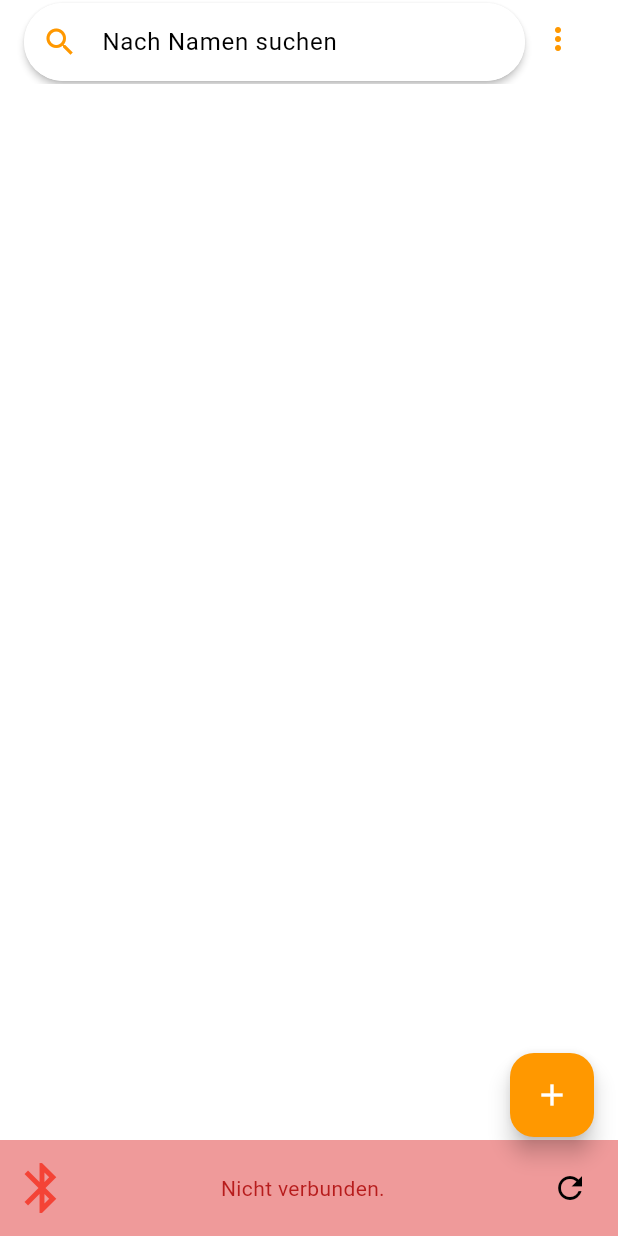
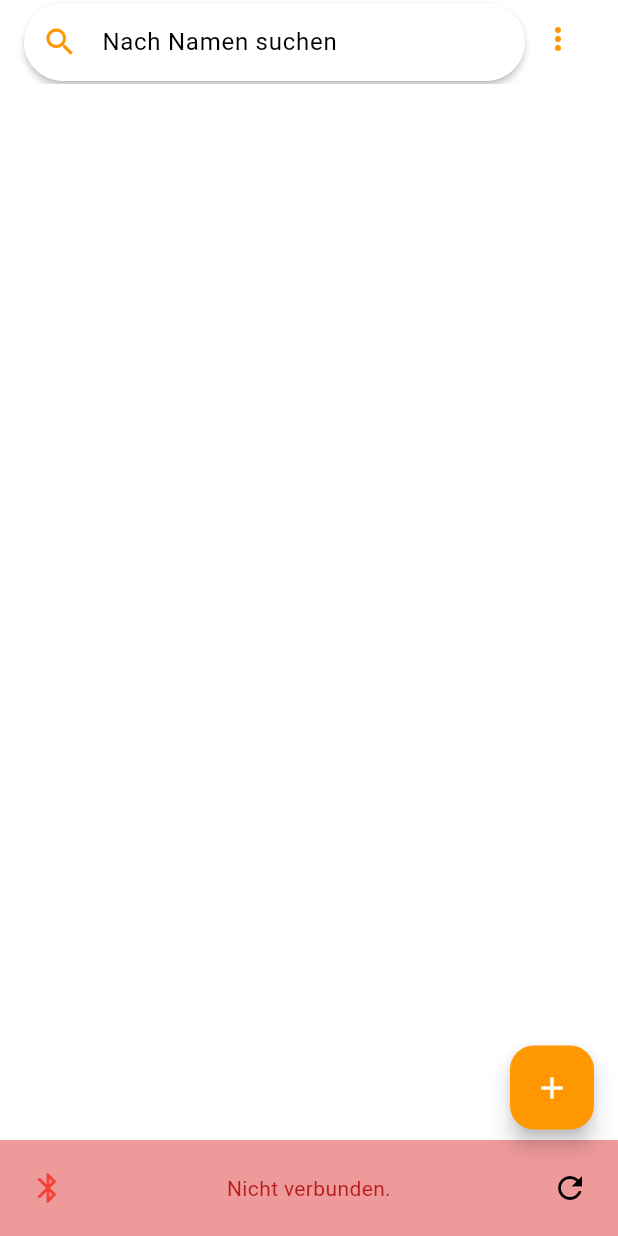
Before and after one commit to KastenKlicker/lichtschranke, a Flutter app: the screen it shows after launch, after a tap on the "refresh" icon, on a phone screen of 412 x 824 dp. Run offline on Flutter 3.47's test engine with Material 3 defaults, Android fonts, the phone set to English and light mode, and no system bars; our stand-ins replace csv, file_picker, share_plus, shared_preferences; missing offline and left inert: bluetooth_classic.

Commit message:
Refactor event handling and improve Bluetooth UI logic
Updated `_handleData` to ignore irrelevant inputs and added checks for better safety. Enhanced Bluetooth UI with reset logic and user feedback via `MaterialBanner`. Adjusted FAB padding for improved alignment.

```diff
--- a/lib/main.dart
+++ b/lib/main.dart
@@ -347,9 +347,16 @@ void _editTimeEntry(int index) {
   }
 
   void _handleData(Uint8List event) {
+    String timeInMillisStr = String.fromCharCodes(event).trim();
+    if (timeInMillisStr.contains("Reset")) {
+        return;
+    }
+    int timeInMillis = int.parse(timeInMillisStr);
 
-    String timeInMillisStr = String.fromCharCodes(event).trim();
-    int timeInMillis = int.parse(timeInMillisStr);
+    if (timeInMillis == 0) {
+      return;
+    }
+
     DateTime dateTime = DateTime.fromMillisecondsSinceEpoch(timeInMillis, isUtc: true);
 
     String formattedTime = DateFormat('HH:mm:ss.SSS').format(dateTime);
@@ -796,7 +803,6 @@ return AlertDialog(
                       return PopupMenuItem<String>(
                         value: choice,
                         child: Text(choice),
-                        // TODO Teilen button
                       );
                     }).toList();
                   },
@@ -807,7 +813,7 @@ return AlertDialog(
         )
       ),
       floatingActionButton: Padding(
-        padding: const EdgeInsets.only(bottom: 50.0),
+        padding: const EdgeInsets.only(bottom: 55.0),
         child: FloatingActionButton(
           onPressed: _showAddTimeDialog,
           child: const Icon(Icons.add),
@@ -856,10 +862,16 @@ return AlertDialog(
             child: Row(
               mainAxisAlignment: MainAxisAlignment.spaceBetween,
               children: [
-                Icon(Icons.bluetooth, color: (_connectionStatus == "Verbunden mit Lichtschranke")? Colors.green
+                IconButton(
+                  onPressed: () {
+                    if (_connectionStatus != "Verbunden mit Lichtschranke"
+                        && _connectionStatus != "Verbinde mit Lichtschranke...")
+                      _connectToLichtschranke();
+                  },
+                  icon: Icon(Icons.bluetooth,
+                    color: (_connectionStatus == "Verbunden mit Lichtschranke")? Colors.green
                     : (_connectionStatus == "Verbinde mit Lichtschranke...")? Colors.orange
-                    : Colors.red,
-                  size: 40.0,),
+                    : Colors.red,)),
                 Expanded(
                   child: Text(
                     _connectionStatus,
@@ -871,9 +883,19 @@ return AlertDialog(
                 ),
                 IconButton(
                     onPressed: () {
-                      if (_connectionStatus != "Verbunden mit Lichtschranke"
-                          && _connectionStatus != "Verbinde mit Lichtschranke...")
-                        _connectToLichtschranke();
+                      if (_connectionStatus == "Verbunden mit Lichtschranke") {
+                        _bluetoothClassicPlugin.write("reset\n");
+
+                        MaterialBanner materialBanner= MaterialBanner(
+                          content: Text('Lichtschranke wurde zurückgesetzt'), actions: [
+                          TextButton(
+                              onPressed: () => ScaffoldMessenger.of(context).hideCurrentMaterialBanner(),
+                              child: const Text("Verstanden"))
+                        ],
+                        );
+
+                        ScaffoldMessenger.of(context).showMaterialBanner(materialBanner);
+                      }
                     },
                     icon: Icon(Icons.refresh, color: Colors.black)),
               ],
```
